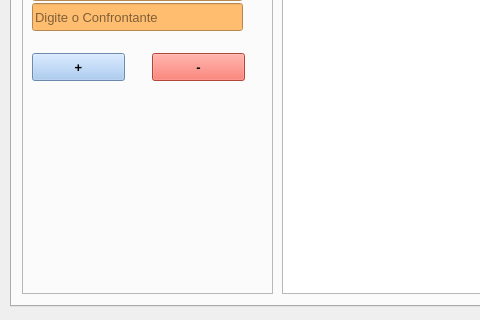
Above: recongeo_dialog_base.ui from Isr4elEly/recongeo before the change; both pictures show x 0 to 480 and y 524 to 844 of the 1050 by 844 pixel window. Below: the same form after it.
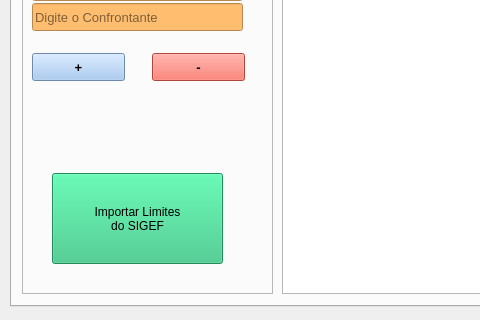
That is the form after the change. Icons and pictures are not drawn. Custom widgets are drawn as their Qt base class.

Commit message: implementação da importação limites sigef

Diff of the .ui file:
```diff
--- a/recongeo_dialog_base.ui
+++ b/recongeo_dialog_base.ui
@@ -1165,6 +1165,27 @@
        <string>+</string>
       </property>
      </widget>
+     <widget class="QPushButton" name="btn_sigef_import">
+      <property name="geometry">
+       <rect>
+        <x>30</x>
+        <y>270</y>
+        <width>171</width>
+        <height>91</height>
+       </rect>
+      </property>
+      <property name="toolTip">
+       <string>&lt;html&gt;&lt;head/&gt;&lt;body&gt;&lt;p&gt;Importa os dados da camada &lt;span style=&quot; font-weight:600; font-style:italic;&quot;&gt;Limites&lt;/span&gt; do SIGEF no formato &lt;span style=&quot; font-weight:600;&quot;&gt;CSV&lt;/span&gt;.&lt;/p&gt;&lt;/body&gt;&lt;/html&gt;</string>
+      </property>
+      <property name="styleSheet">
+       <string notr="true">background-color: rgb(46, 194, 126);
+font: 75 12pt &quot;Sans&quot;;</string>
+      </property>
+      <property name="text">
+       <string>Importar Limites 
+do SIGEF</string>
+      </property>
+     </widget>
     </widget>
    </widget>
   </widget>
```
The commit also changes 5 other files.
